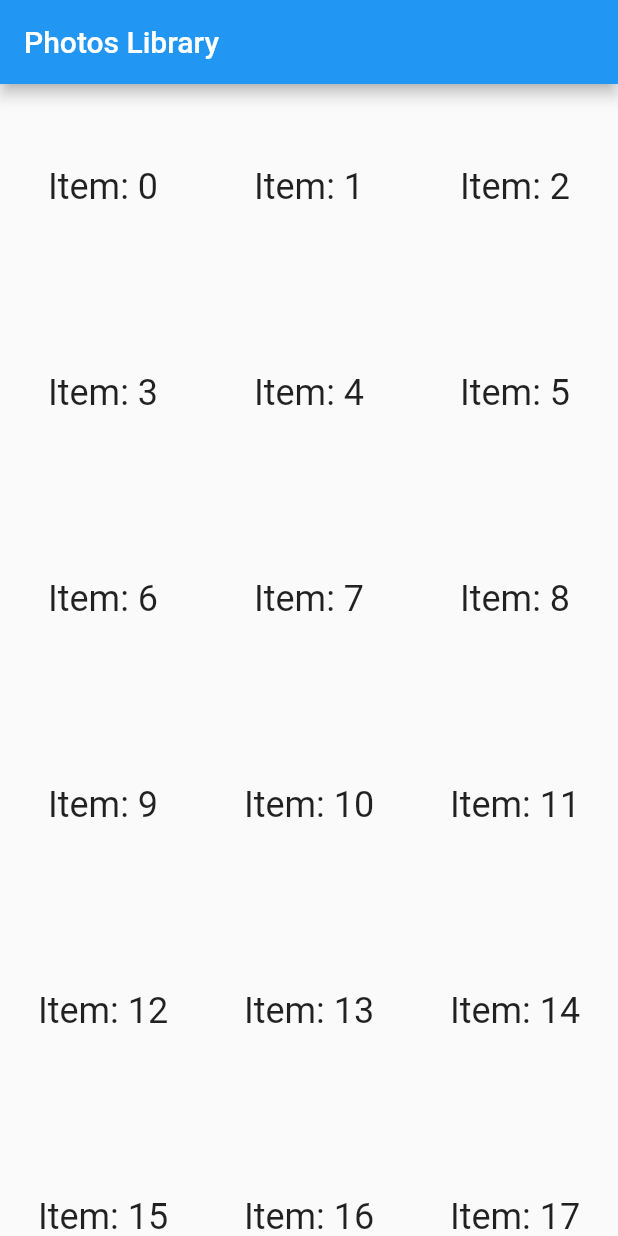
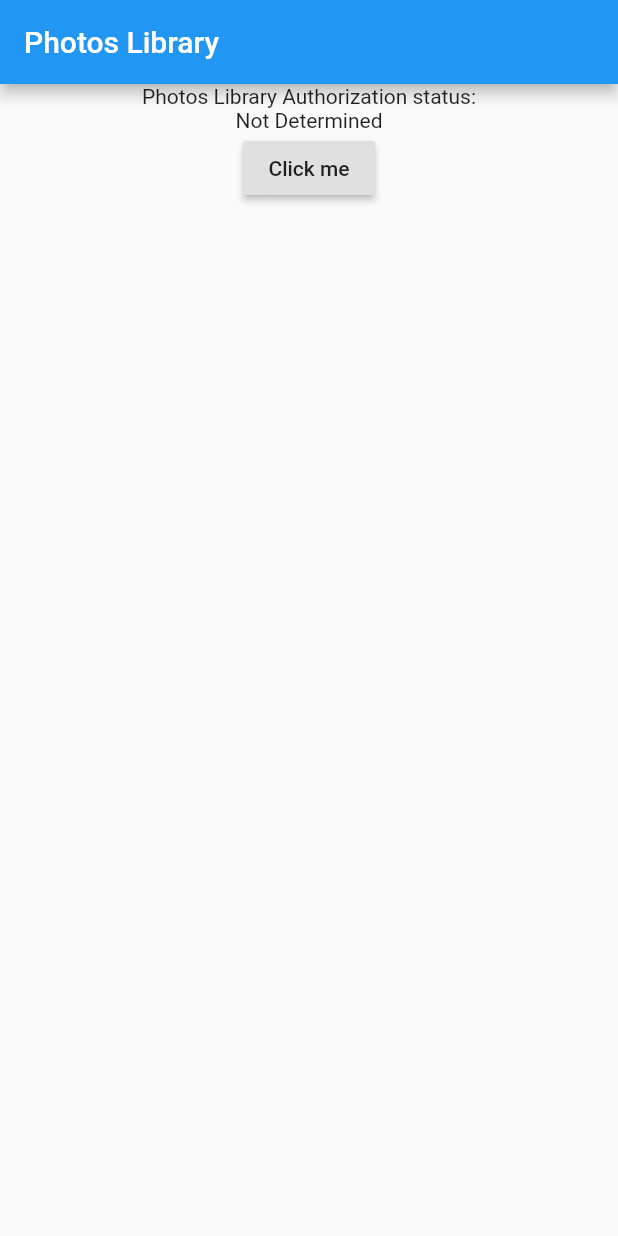
Before and after one commit to sprhawk/flutter_photos_library, a Flutter app: the screen it shows after launch, on a phone screen of 412 x 824 dp. Run offline on Flutter 3.47's test engine with Material 2 defaults, Android fonts, the phone set to English and light mode, and no system bars.

Commit message:
get authorization status from plugin

```diff
--- a/example/lib/homeview.dart
+++ b/example/lib/homeview.dart
@@ -1,4 +1,5 @@
 import 'package:flutter/material.dart';
+import 'package:photos_library/photos_library.dart';
 
 class HomeView extends StatefulWidget {
   @override
@@ -9,19 +10,71 @@ class HomeView extends StatefulWidget {
 
 class HomeState extends State<HomeView> {
   final _assets = <String>[];
+  bool _firstRun = true;
+  AuthorizationStatus _status = AuthorizationStatus.NotDetermined;
+
+  Widget buildStatus(BuildContext context) {
+    String statusString = "Unknown status";
+    switch (_status) {
+      case AuthorizationStatus.Authorized:
+        statusString = "Authorized";
+        break;
+      case AuthorizationStatus.Denied:
+        statusString = "Denied";
+        break;
+      case AuthorizationStatus.NotDetermined:
+        statusString = "Not Determined";
+        break;
+      default:
+        statusString = "Undefined";
+    }
+
+    return Text(statusString);
+  }
+
+  HomeState() {
+    refreshStatus();
+  }
+
+  void refreshStatus() async {
+    try {
+      _status = await PhotosLibrary.authorizeationStatus;
+      print("status: $_status");
+      setState(() {});
+    } catch (e) {}
+  }
 
   @override
   Widget build(BuildContext context) {
-      return GridView.count(
+    if(_firstRun) {
+      refreshStatus();
+      _firstRun = false;
+    }
+    return Column(
+      children: <Widget>[
+        Center(
+          child: Text("Photos Library Authorization status:"),
+        ),
+        Center(child: buildStatus(context)),
+        RaisedButton(
+          child: Text("Click me"),
+          onPressed: refreshStatus,
+        )
+        /*
+        Container(
+          child: GridView.count(
             crossAxisCount: 3,
             children: List.generate(100, (index) {
               return Center(
                   child: Text(
                 'Item: $index',
                 style: Theme.of(context).textTheme.headline,
+              ));
+            }),
+          ),
         )
-          );
-        }),
+        */
+      ],
     );
   }
 }
--- a/lib/photos_library.dart
+++ b/lib/photos_library.dart
@@ -2,12 +2,33 @@ import 'dart:async';
 
 import 'package:flutter/services.dart';
 
+enum AuthorizationStatus {
+  NotDetermined,
+  Authorized,
+  Denied,
+  Undefined,
+}
+
 class PhotosLibrary {
   static const MethodChannel _channel =
-      const MethodChannel('flutter.me.yang/photos_library');
+      const MethodChannel('flutter.yang.me/photos_library');
 
   static Future<String> get platformVersion async {
     final String version = await _channel.invokeMethod('getPlatformVersion');
     return version;
   }
+
+  static Future<AuthorizationStatus> get authorizeationStatus async {
+    final int status = await _channel.invokeMethod('getAuthorizationStatus');
+    switch (status) {
+      case 0:
+        return AuthorizationStatus.NotDetermined;
+      case 2:
+        return AuthorizationStatus.Denied;
+      case 3:
+        return AuthorizationStatus.Denied;
+    }
+
+    return AuthorizationStatus.Undefined;
+  }
 }
```
Also changed, not shown: 1 other file. Lines whose indentation alone changed are shown as unchanged.
